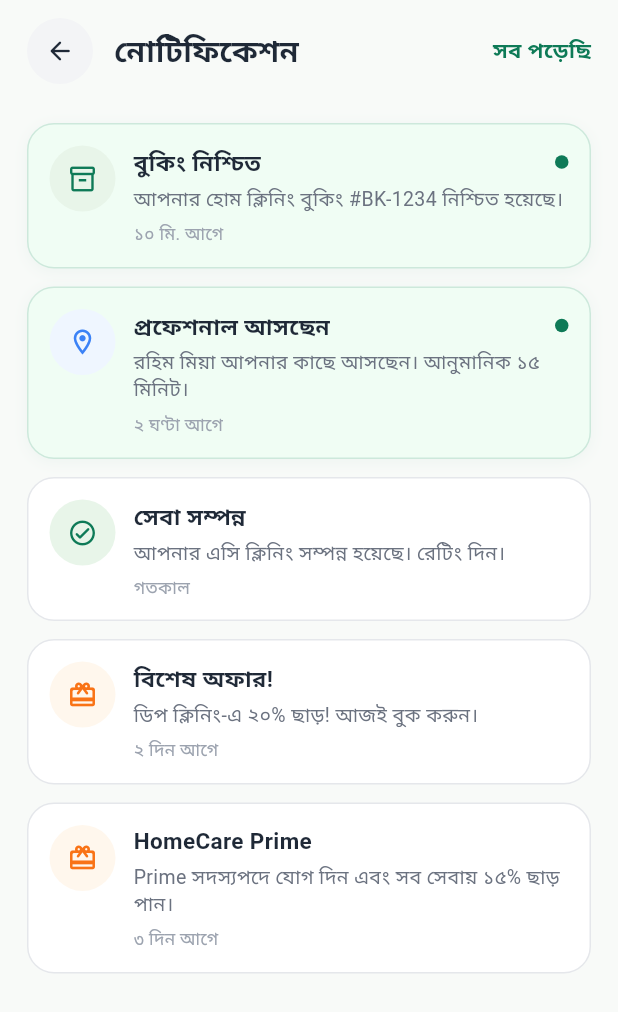
After one commit to sesakilhossen302/C--Service, a Flutter app: the NotificationScreen screen opened by its route, on a phone screen of 412 x 824 dp. The commit adds this screen. Shown: the top 1012 px of the screen. Run offline on Flutter 3.47's test engine with Material 3 defaults, Android fonts, the phone set to English and light mode, and no system bars; our stand-ins replace get.

Commit message:
feat: implement provider home screen with status toggling and add notification module structure

```diff
--- a/lib/Core/AppRoute/app_route.dart
+++ b/lib/Core/AppRoute/app_route.dart
@@ -3,6 +3,7 @@ import '../../View/Screen/Customer/CustomerHomeScreen/customer_home_screen.dart'
 import '../../View/Screen/Customer/CustomerNavBarScreen/customer_nav_bar_screen.dart';
 import '../../View/Screen/ForgotPasswordScreen/forgot_password_screen.dart';
 import '../../View/Screen/LoginScreen/login_screen.dart';
+import '../../View/Screen/NotificationScreen/notification_screen.dart';
 import '../../View/Screen/OnbordingScreen/onbording_screen.dart';
 import '../../View/Screen/OtpScreen/otp_screen.dart';
 import '../../View/Screen/Provider/ProviderHomeScreen/provider_home_screen.dart';
@@ -23,6 +24,7 @@ class AppRoute {
   static const String providerHomeScreen = '/provider_home_screen';
   static const String customerNavBarScreen = '/customer_nav_bar_screen';
   static const String providerNavBarScreen = '/provider_nav_bar_screen';
+  static const String notificationScreen = '/notification_screen';
 
   static List<GetPage> getPages = [
     GetPage(name: splashScreen, page: () => const SplashScreen()),
@@ -36,5 +38,6 @@ class AppRoute {
     GetPage(name: providerHomeScreen, page: () => const ProviderHomeScreen()),
     GetPage(name: customerNavBarScreen, page: () => const CustomerNavBarScreen()),
     GetPage(name: providerNavBarScreen, page: () => const ProviderNavBarScreen()),
+    GetPage(name: notificationScreen, page: () => const NotificationScreen()),
   ];
 }
--- a/lib/View/Screen/Customer/CustomerHomeScreen/customer_home_screen.dart
+++ b/lib/View/Screen/Customer/CustomerHomeScreen/customer_home_screen.dart
@@ -1,5 +1,6 @@
 import 'package:flutter/material.dart';
 import 'package:get/get.dart';
+import '../../../../Core/AppRoute/app_route.dart';
 import '../../../../Utils/AppColors/app_colors.dart';
 import '../../../../Utils/StaticString/static_string.dart';
 import 'Controller/customer_home_controller.dart';
@@ -66,7 +67,9 @@ class CustomerHomeScreen extends StatelessWidget {
                   ),
 
                   // Notification Bell with Red Badge
-                  Stack(
+                  GestureDetector(
+                    onTap: () => Get.toNamed(AppRoute.notificationScreen),
+                    child: Stack(
                       children: [
                         Container(
                           width: 44,
@@ -94,6 +97,7 @@ class CustomerHomeScreen extends StatelessWidget {
                           ),
                         ),
                       ],
+                    ),
                   ),
                 ],
               ),
--- /dev/null
+++ b/lib/View/Screen/NotificationScreen/Controller/notification_controller.dart
@@ -0,0 +1,70 @@
+import 'package:flutter/material.dart';
+import 'package:get/get.dart';
+import '../Model/notification_model.dart';
+
+class NotificationController extends GetxController {
+  final notifications = <NotificationItemModel>[
+    NotificationItemModel(
+      id: '1',
+      title: 'বুকিং নিশ্চিত',
+      body: 'আপনার হোম ক্লিনিং বুকিং #BK-1234 নিশ্চিত হয়েছে।',
+      timeText: '১০ মি. আগে',
+      icon: Icons.inventory_2_outlined,
+      iconColor: const Color(0xFF0E7A57),
+      iconBgColor: const Color(0xFFE8F5E9),
+      isRead: false,
+    ),
+    NotificationItemModel(
+      id: '2',
+      title: 'প্রফেশনাল আসছেন',
+      body: 'রহিম মিয়া আপনার কাছে আসছেন। আনুমানিক ১৫ মিনিট।',
+      timeText: '২ ঘণ্টা আগে',
+      icon: Icons.location_on_outlined,
+      iconColor: const Color(0xFF3B82F6),
+      iconBgColor: const Color(0xFFEFF6FF),
+      isRead: false,
+    ),
+    NotificationItemModel(
+      id: '3',
+      title: 'সেবা সম্পন্ন',
+      body: 'আপনার এসি ক্লিনিং সম্পন্ন হয়েছে। রেটিং দিন।',
+      timeText: 'গতকাল',
+      icon: Icons.check_circle_outline_rounded,
+      iconColor: const Color(0xFF0E7A57),
+      iconBgColor: const Color(0xFFE8F5E9),
+      isRead: true,
+    ),
+    NotificationItemModel(
+      id: '4',
+      title: 'বিশেষ অফার!',
+      body: 'ডিপ ক্লিনিং-এ ২০% ছাড়! আজই বুক করুন।',
+      timeText: '২ দিন আগে',
+      icon: Icons.card_giftcard_rounded,
+      iconColor: const Color(0xFFF97316),
+      iconBgColor: const Color(0xFFFFF7ED),
+      isRead: true,
+    ),
+    NotificationItemModel(
+      id: '5',
+      title: 'HomeCare Prime',
+      body: 'Prime সদস্যপদে যোগ দিন এবং সব সেবায় ১৫% ছাড় পান।',
+      timeText: '৩ দিন আগে',
+      icon: Icons.card_giftcard_rounded,
+      iconColor: const Color(0xFFF97316),
+      iconBgColor: const Color(0xFFFFF7ED),
+      isRead: true,
+    ),
+  ].obs;
+
+  void markAllAsRead() {
+    for (var item in notifications) {
+      item.isRead = true;
+    }
+    notifications.refresh();
+  }
+
+  void markAsRead(int index) {
+    notifications[index].isRead = true;
+    notifications.refresh();
+  }
+}
--- /dev/null
+++ b/lib/View/Screen/NotificationScreen/Model/notification_model.dart
@@ -0,0 +1,23 @@
+import 'package:flutter/material.dart';
+
+class NotificationItemModel {
+  final String id;
+  final String title;
+  final String body;
+  final String timeText;
+  final IconData icon;
+  final Color iconColor;
+  final Color iconBgColor;
+  bool isRead;
+
+  NotificationItemModel({
+    required this.id,
+    required this.title,
+    required this.body,
+    required this.timeText,
+    required this.icon,
+    required this.iconColor,
+    required this.iconBgColor,
+    this.isRead = false,
+  });
+}
--- /dev/null
+++ b/lib/View/Screen/NotificationScreen/notification_screen.dart
@@ -0,0 +1,172 @@
+import 'package:flutter/material.dart';
+import 'package:get/get.dart';
+import '../../../../Utils/AppColors/app_colors.dart';
+import '../../Widgegt/CustomBackButton/custom_back_button.dart';
+import 'Controller/notification_controller.dart';
+
+class NotificationScreen extends StatelessWidget {
+  const NotificationScreen({super.key});
+
+  @override
+  Widget build(BuildContext context) {
+    final controller = Get.put(NotificationController());
+
+    return Scaffold(
+      backgroundColor: const Color(0xFFF8FAF8),
+      body: SafeArea(
+        child: Column(
+          children: [
+            // Top Header Bar
+            Padding(
+              padding: const EdgeInsets.symmetric(horizontal: 18.0, vertical: 12.0),
+              child: Row(
+                mainAxisAlignment: MainAxisAlignment.spaceBetween,
+                children: [
+                  Row(
+                    children: const [
+                      CustomBackButton(),
+                      SizedBox(width: 14),
+                      Text(
+                        'নোটিফিকেশন',
+                        style: TextStyle(
+                          fontSize: 20,
+                          fontWeight: FontWeight.bold,
+                          color: AppColors.textColor,
+                        ),
+                      ),
+                    ],
+                  ),
+                  GestureDetector(
+                    onTap: controller.markAllAsRead,
+                    child: const Text(
+                      'সব পড়েছি',
+                      style: TextStyle(
+                        fontSize: 14,
+                        fontWeight: FontWeight.bold,
+                        color: AppColors.primaryColor,
+                      ),
+                    ),
+                  ),
+                ],
+              ),
+            ),
+
+            const SizedBox(height: 6),
+
+            // Notification List
+            Expanded(
+              child: Obx(
+                () => ListView.separated(
+                  padding: const EdgeInsets.symmetric(horizontal: 18.0, vertical: 8.0),
+                  itemCount: controller.notifications.length,
+                  separatorBuilder: (context, index) => const SizedBox(height: 12),
+                  itemBuilder: (context, index) {
+                    final item = controller.notifications[index];
+                    return GestureDetector(
+                      onTap: () => controller.markAsRead(index),
+                      child: Container(
+                        padding: const EdgeInsets.all(14),
+                        decoration: BoxDecoration(
+                          color: item.isRead
+                              ? Colors.white
+                              : const Color(0xFFF0FDF4),
+                          borderRadius: BorderRadius.circular(18),
+                          border: Border.all(
+                            color: item.isRead
+                                ? AppColors.cardBorder
+                                : AppColors.primaryColor.withAlpha(40),
+                            width: 1,
+                          ),
+                          boxShadow: item.isRead
+                              ? []
+                              : [
+                                  BoxShadow(
+                                    color: AppColors.primaryColor.withAlpha(12),
+                                    blurRadius: 8,
+                                    offset: const Offset(0, 2),
+                                  ),
+                                ],
+                        ),
+                        child: Row(
+                          crossAxisAlignment: CrossAxisAlignment.start,
+                          children: [
+                            // Icon Box
+                            Container(
+                              width: 44,
+                              height: 44,
+                              decoration: BoxDecoration(
+                                color: item.iconBgColor,
+                                shape: BoxShape.circle,
+                              ),
+                              child: Icon(
+                                item.icon,
+                                color: item.iconColor,
+                                size: 20,
+                              ),
+                            ),
+
+                            const SizedBox(width: 12),
+
+                            // Details Column
+                            Expanded(
+                              child: Column(
+                                crossAxisAlignment: CrossAxisAlignment.start,
+                                children: [
+                                  Row(
+                                    mainAxisAlignment: MainAxisAlignment.spaceBetween,
+                                    children: [
+                                      Expanded(
+                                        child: Text(
+                                          item.title,
+                                          style: const TextStyle(
+                                            fontSize: 15,
+                                            fontWeight: FontWeight.bold,
+                                            color: AppColors.textColor,
+                                          ),
+                                        ),
+                                      ),
+                                      if (!item.isRead)
+                                        Container(
+                                          width: 9,
+                                          height: 9,
+                                          decoration: const BoxDecoration(
+                                            color: AppColors.primaryColor,
+                                            shape: BoxShape.circle,
+                                          ),
+                                        ),
+                                    ],
+                                  ),
+                                  const SizedBox(height: 4),
+                                  Text(
+                                    item.body,
+                                    style: const TextStyle(
+                                      fontSize: 13,
+                                      color: AppColors.textGrey,
+                                      height: 1.35,
+                                    ),
+                                  ),
+                                  const SizedBox(height: 6),
+                                  Text(
+                                    item.timeText,
+                                    style: const TextStyle(
+                                      fontSize: 11.5,
+                                      color: AppColors.textLightGrey,
+                                    ),
+                                  ),
+                                ],
+                              ),
+                            ),
+                          ],
+                        ),
+                      ),
+                    );
+                  },
+                ),
+              ),
+            ),
+          ],
+        ),
+      ),
+    );
+  }
+}
--- a/lib/View/Screen/Provider/ProviderHomeScreen/provider_home_screen.dart
+++ b/lib/View/Screen/Provider/ProviderHomeScreen/provider_home_screen.dart
@@ -1,5 +1,6 @@
 import 'package:flutter/material.dart';
 import 'package:get/get.dart';
+import '../../../../Core/AppRoute/app_route.dart';
 import '../../../../Utils/AppColors/app_colors.dart';
 import '../../../../Utils/StaticString/static_string.dart';
 import 'Controller/provider_home_controller.dart';
@@ -48,7 +49,9 @@ class ProviderHomeScreen extends StatelessWidget {
                   ),
 
                   // Notification Bell with Red Badge
-                  Stack(
+                  GestureDetector(
+                    onTap: () => Get.toNamed(AppRoute.notificationScreen),
+                    child: Stack(
                       children: [
                         Container(
                           width: 44,
@@ -77,20 +80,25 @@ class ProviderHomeScreen extends StatelessWidget {
                         ),
                       ],
                     ),
+                  ),
                 ],
               ),
 
               const SizedBox(height: 18),
 
               // 2. Online Status Banner Card with Custom Toggle
-              Obx(
-                () {
+              Obx(() {
                 final isOnline = controller.isOnline.value;
                 return AnimatedContainer(
                   duration: const Duration(milliseconds: 250),
-                    padding: const EdgeInsets.symmetric(horizontal: 16, vertical: 14),
+                  padding: const EdgeInsets.symmetric(
+                    horizontal: 16,
+                    vertical: 14,
+                  ),
                   decoration: BoxDecoration(
-                      color: isOnline ? AppColors.primaryColor : const Color(0xFFF3F4F6),
+                    color: isOnline
+                        ? AppColors.primaryColor
+                        : const Color(0xFFF3F4F6),
                     borderRadius: BorderRadius.circular(18),
                     boxShadow: isOnline
                         ? [
@@ -112,7 +120,9 @@ class ProviderHomeScreen extends StatelessWidget {
                             width: 10,
                             height: 10,
                             decoration: BoxDecoration(
-                                color: isOnline ? Colors.white : const Color(0xFF9CA3AF),
+                              color: isOnline
+                                  ? Colors.white
+                                  : const Color(0xFF9CA3AF),
                               shape: BoxShape.circle,
                             ),
                           ),
@@ -124,7 +134,9 @@ class ProviderHomeScreen extends StatelessWidget {
                             style: TextStyle(
                               fontSize: 14,
                               fontWeight: FontWeight.bold,
-                                color: isOnline ? Colors.white : const Color(0xFF374151),
+                              color: isOnline
+                                  ? Colors.white
+                                  : const Color(0xFF374151),
                             ),
                           ),
                         ],
@@ -144,7 +156,9 @@ class ProviderHomeScreen extends StatelessWidget {
                                 : const Color(0xFFE5E7EB),
                             borderRadius: BorderRadius.circular(12),
                             border: Border.all(
-                                color: isOnline ? Colors.white : const Color(0xFF9CA3AF),
+                              color: isOnline
+                                  ? Colors.white
+                                  : const Color(0xFF9CA3AF),
                               width: 1.2,
                             ),
                           ),
@@ -158,7 +172,9 @@ class ProviderHomeScreen extends StatelessWidget {
                               width: 18,
                               height: 18,
                               decoration: BoxDecoration(
-                                  color: isOnline ? Colors.white : const Color(0xFF9CA3AF),
+                                color: isOnline
+                                    ? Colors.white
+                                    : const Color(0xFF9CA3AF),
                                 shape: BoxShape.circle,
                               ),
                             ),
@@ -168,8 +184,7 @@ class ProviderHomeScreen extends StatelessWidget {
                     ],
                   ),
                 );
-                },
-              ),
+              }),
 
               const SizedBox(height: 18),
 
@@ -211,7 +226,8 @@ class ProviderHomeScreen extends StatelessWidget {
                 shrinkWrap: true,
                 physics: const NeverScrollableScrollPhysics(),
                 itemCount: controller.todayTasks.length,
-                separatorBuilder: (context, index) => const SizedBox(height: 12),
+                separatorBuilder: (context, index) =>
+                    const SizedBox(height: 12),
                 itemBuilder: (context, index) {
                   final task = controller.todayTasks[index];
                   return Container(
@@ -236,7 +252,10 @@ class ProviderHomeScreen extends StatelessWidget {
                               ),
                             ),
                             Container(
-                              padding: const EdgeInsets.symmetric(horizontal: 10, vertical: 4),
+                              padding: const EdgeInsets.symmetric(
+                                horizontal: 10,
+                                vertical: 4,
+                              ),
                               decoration: BoxDecoration(
                                 color: AppColors.primaryColor,
                                 borderRadius: BorderRadius.circular(12),
@@ -255,22 +274,36 @@ class ProviderHomeScreen extends StatelessWidget {
                         const SizedBox(height: 8),
                         Row(
                           children: [
-                            const Icon(Icons.person_outline_rounded, size: 14, color: AppColors.textGrey),
+                            const Icon(
+                              Icons.person_outline_rounded,
+                              size: 14,
+                              color: AppColors.textGrey,
+                            ),
                             const SizedBox(width: 4),
                             Text(
                               task.customerName,
-                              style: const TextStyle(fontSize: 12.5, color: AppColors.textGrey),
+                              style: const TextStyle(
+                                fontSize: 12.5,
+                                color: AppColors.textGrey,
+                              ),
                             ),
                           ],
                         ),
                         const SizedBox(height: 4),
                         Row(
                           children: [
-                            const Icon(Icons.location_on_outlined, size: 14, color: AppColors.textGrey),
+                            const Icon(
+                              Icons.location_on_outlined,
+                              size: 14,
+                              color: AppColors.textGrey,
+                            ),
                             const SizedBox(width: 4),
                             Text(
                               task.location,
-                              style: const TextStyle(fontSize: 12.5, color: AppColors.textGrey),
+                              style: const TextStyle(
+                                fontSize: 12.5,
+                                color: AppColors.textGrey,
+                              ),
                             ),
                           ],
                         ),
@@ -280,11 +313,18 @@ class ProviderHomeScreen extends StatelessWidget {
                           children: [
                             Row(
                               children: [
-                                const Icon(Icons.access_time_rounded, size: 14, color: AppColors.textGrey),
+                                const Icon(
+                                  Icons.access_time_rounded,
+                                  size: 14,
+                                  color: AppColors.textGrey,
+                                ),
                                 const SizedBox(width: 4),
                                 Text(
                                   task.timeText,
-                                  style: const TextStyle(fontSize: 12.5, color: AppColors.textGrey),
+                                  style: const TextStyle(
+                                    fontSize: 12.5,
+                                    color: AppColors.textGrey,
+                                  ),
                                 ),
                               ],
                             ),
@@ -416,7 +456,9 @@ class ProviderHomeScreen extends StatelessWidget {
                             child: LinearProgressIndicator(
                               value: metric.progressRatio,
                               backgroundColor: AppColors.buttonSecondaryBg,
-                              valueColor: const AlwaysStoppedAnimation<Color>(AppColors.primaryColor),
+                              valueColor: const AlwaysStoppedAnimation<Color>(
+                                AppColors.primaryColor,
+                              ),
                               minHeight: 8,
                             ),
                           ),
@@ -436,7 +478,10 @@ class ProviderHomeScreen extends StatelessWidget {
   }
 
   // Helper Widget for Section Headers
-  Widget _buildSectionHeader({required String title, required VoidCallback onSeeAllTap}) {
+  Widget _buildSectionHeader({
+    required String title,
+    required VoidCallback onSeeAllTap,
+  }) {
     return Row(
       mainAxisAlignment: MainAxisAlignment.spaceBetween,
       children: [
```
Lines whose indentation alone changed are shown as unchanged.
